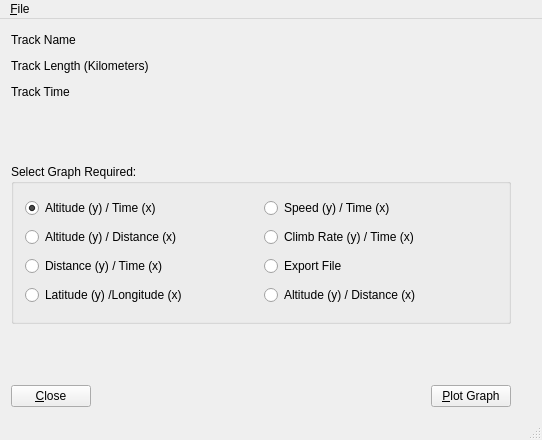
Old version of the form frm/gpsplot.ui in the repository johcarsmi/gpsplot.
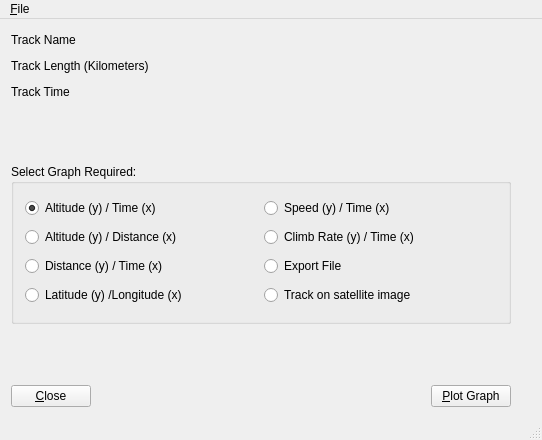
New version of the form.

Commit message: Version with track over Google Earth image

The edit to the form file:
```diff
--- a/frm/gpsplot.ui
+++ b/frm/gpsplot.ui
@@ -230,7 +230,7 @@
        <item row="3" column="1">
         <widget class="QRadioButton" name="rbUndef1">
          <property name="text">
-          <string>Altitude (y) / Distance (x)</string>
+          <string>Track on satellite image</string>
          </property>
         </widget>
        </item>
```
Left out of the diff: 7 changed lines with no effect on the pictures. The commit also changes 13 other files.
